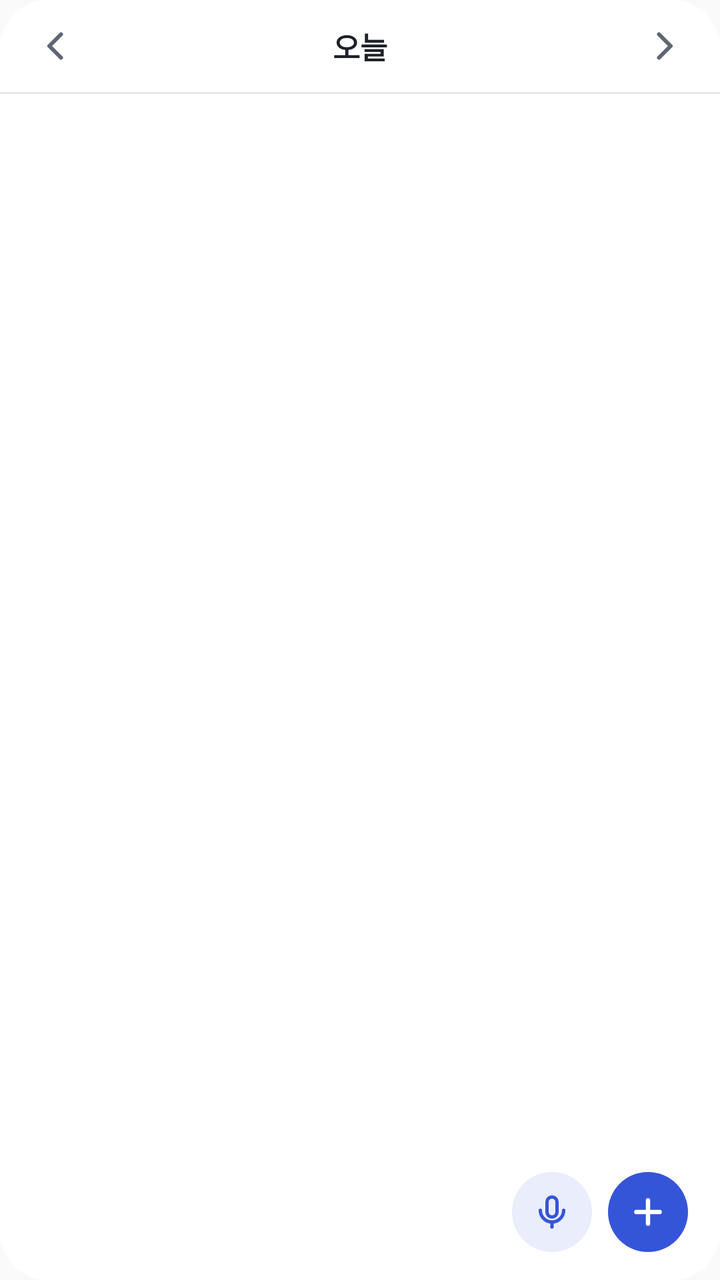
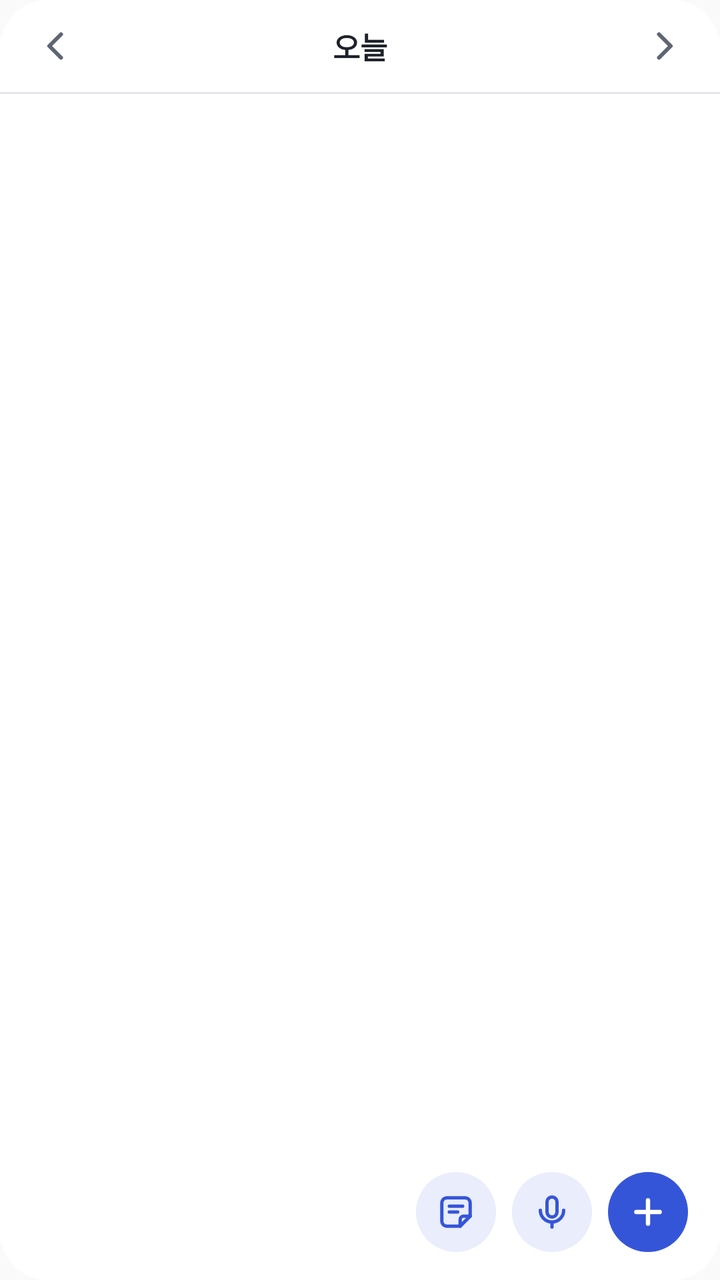

Before-and-after screenshots of an Android layout around one commit, followed by the original layout XML and the change that was made.
<!-- AndroidManifest.xml: application theme AppTheme -->
<!-- res/layout/bx_widget.xml -->
<?xml version="1.0" encoding="utf-8"?>
<LinearLayout xmlns:android="http://schemas.android.com/apk/res/android"
    android:id="@+id/w_root"
    android:layout_width="match_parent"
    android:layout_height="match_parent"
    android:background="@drawable/bx_widget_bg"
    android:orientation="vertical">

    
    <LinearLayout
        android:layout_width="match_parent"
        android:layout_height="46dp"
        android:gravity="center_vertical"
        android:orientation="horizontal"
        android:paddingLeft="6dp"
        android:paddingRight="6dp">
        <FrameLayout
            android:id="@+id/w_prev"
            android:layout_width="44dp"
            android:layout_height="46dp"
            android:contentDescription="전날">
            <ImageView
                android:layout_width="20dp"
                android:layout_height="20dp"
                android:layout_gravity="center"
                android:importantForAccessibility="no"
                android:src="@drawable/ic_widget_prev" />
        </FrameLayout>
        <TextView
            android:id="@+id/w_head"
            android:layout_width="0dp"
            android:layout_height="46dp"
            android:layout_weight="1"
            android:ellipsize="end"
            android:gravity="center"
            android:maxLines="1"
            android:text="오늘"
            android:textColor="@color/bx_w_ink"
            android:textSize="15sp"
            android:textStyle="bold" />
        <FrameLayout
            android:id="@+id/w_next"
            android:layout_width="44dp"
            android:layout_height="46dp"
            android:contentDescription="다음 날">
            <ImageView
                android:layout_width="20dp"
                android:layout_height="20dp"
                android:layout_gravity="center"
                android:importantForAccessibility="no"
                android:src="@drawable/ic_widget_next" />
        </FrameLayout>
    </LinearLayout>
    
    <FrameLayout
        android:layout_width="match_parent"
        android:layout_height="1dp"
        android:background="@color/bx_w_line" />

    <FrameLayout
        android:layout_width="match_parent"
        android:layout_height="0dp"
        android:layout_marginLeft="14dp"
        android:layout_marginTop="6dp"
        android:layout_marginRight="14dp"
        android:layout_marginBottom="12dp"
        android:layout_weight="1">
        
        <ListView
            android:id="@+id/w_list"
            android:layout_width="match_parent"
            android:layout_height="match_parent"
            android:clipToPadding="false"
            android:divider="@null"
            android:dividerHeight="0dp"
            android:fadeScrollbars="false"
            android:listSelector="@android:color/transparent"
            android:paddingBottom="40dp"
            android:scrollbarSize="3dp"
            android:scrollbarStyle="outsideOverlay"
            android:scrollbarThumbVertical="@drawable/bx_widget_thumb"
            android:scrollbars="vertical" />
        <TextView
            android:id="@+id/w_empty"
            android:layout_width="match_parent"
            android:layout_height="match_parent"
            android:gravity="center"
            android:text="일정 없음"
            android:textColor="@color/bx_w_ink2"
            android:textSize="14sp"
            android:visibility="gone" />
        
        <FrameLayout
            android:layout_width="match_parent"
            android:layout_height="52dp"
            android:layout_gravity="bottom"
            android:background="@drawable/bx_widget_fade" />
        <LinearLayout
            android:layout_width="wrap_content"
            android:layout_height="wrap_content"
            android:layout_gravity="bottom|end"
            android:orientation="horizontal">
            <FrameLayout
                android:id="@+id/w_mic"
                android:layout_width="44dp"
                android:layout_height="44dp"
                android:contentDescription="말하기 · 바로 말로 일정 추가">
                <ImageView
                    android:layout_width="40dp"
                    android:layout_height="40dp"
                    android:layout_gravity="center"
                    android:background="@drawable/bx_widget_round2"
                    android:importantForAccessibility="no"
                    android:padding="10dp"
                    android:src="@drawable/ic_widget_mic_a" />
            </FrameLayout>
            <FrameLayout
                android:id="@+id/w_add"
                android:layout_width="44dp"
                android:layout_height="44dp"
                android:layout_marginLeft="4dp"
                android:contentDescription="새 일정">
                <ImageView
                    android:layout_width="40dp"
                    android:layout_height="40dp"
                    android:layout_gravity="center"
                    android:background="@drawable/bx_widget_round"
                    android:importantForAccessibility="no"
                    android:padding="10dp"
                    android:src="@drawable/ic_widget_plus" />
            </FrameLayout>
        </LinearLayout>
    </FrameLayout>
</LinearLayout>
<!-- resources referenced by this layout -->
<resources>
  <color name="bx_w_ink">#1D2129</color>
  <color name="bx_w_ink2">#5F6673</color>
  <color name="bx_w_line">#E4E6EA</color>
  <!-- drawable bx_widget_bg (drawable) -->
  <?xml version="1.0" encoding="utf-8"?>
  <shape xmlns:android="http://schemas.android.com/apk/res/android" android:shape="rectangle">
      <solid android:color="@color/bx_w_bg" />
      <corners android:radius="24dp" />
  </shape>
  <!-- drawable bx_widget_fade (drawable) -->
  <?xml version="1.0" encoding="utf-8"?>
  <shape xmlns:android="http://schemas.android.com/apk/res/android" android:shape="rectangle">
      <gradient android:angle="90" android:startColor="@color/bx_w_bg" android:endColor="@color/bx_w_bg0" />
  </shape>
  <!-- drawable bx_widget_round (drawable) -->
  <?xml version="1.0" encoding="utf-8"?>
  <shape xmlns:android="http://schemas.android.com/apk/res/android" android:shape="oval">
      <solid android:color="@color/bx_w_btn" />
  </shape>
  <!-- drawable bx_widget_round2 (drawable) -->
  <?xml version="1.0" encoding="utf-8"?>
  <shape xmlns:android="http://schemas.android.com/apk/res/android" android:shape="oval">
      <solid android:color="@color/bx_w_btn2" />
  </shape>
  <!-- drawable bx_widget_thumb (drawable) -->
  <?xml version="1.0" encoding="utf-8"?>
  <shape xmlns:android="http://schemas.android.com/apk/res/android" android:shape="rectangle">
      <solid android:color="@color/bx_w_thumb" />
      <corners android:radius="2dp" />
      <size android:width="3dp" />
  </shape>
  <!-- drawable ic_widget_next (drawable) -->
  <vector xmlns:android="http://schemas.android.com/apk/res/android"
      android:width="24dp" android:height="24dp" android:viewportWidth="24" android:viewportHeight="24">
      <path android:fillColor="#00000000" android:strokeColor="@color/bx_w_ink2" android:strokeWidth="2.4" android:strokeLineCap="round" android:strokeLineJoin="round"
          android:pathData="M9,5l7,7l-7,7" />
  </vector>
  <!-- drawable ic_widget_plus (drawable) -->
  <vector xmlns:android="http://schemas.android.com/apk/res/android"
      android:width="24dp" android:height="24dp" android:viewportWidth="24" android:viewportHeight="24">
      <path android:fillColor="#00000000" android:strokeColor="#FFFFFF" android:strokeWidth="2.6" android:strokeLineCap="round"
          android:pathData="M12,5v14M5,12h14" />
  </vector>
  <style name="AppTheme" parent="Theme.AppCompat.Light.DarkActionBar">
          
          <item name="colorPrimary">@color/colorPrimary</item>
          <item name="colorPrimaryDark">@color/colorPrimaryDark</item>
          <item name="colorAccent">@color/colorAccent</item>
      </style>
  <color name="bx_w_bg">#FFFFFF</color>
  <color name="bx_w_bg0">#00FFFFFF</color>
  <color name="bx_w_btn">#3555D8</color>
  <color name="bx_w_btn2">#E9EDFC</color>
  <color name="bx_w_thumb">#C9CED6</color>
  <color name="bx_w_accent">#3555D8</color>
  <!-- unchanged entries left out for length: 2 -->
</resources>

<!-- the commit's change to res/layout/bx_widget.xml (unified diff, before → after) -->
@@ -101,6 +101,21 @@
             android:layout_gravity="bottom|end"
             android:orientation="horizontal">
             <FrameLayout
+                android:id="@+id/w_memo"
+                android:layout_width="44dp"
+                android:layout_height="44dp"
+                android:layout_marginRight="4dp"
+                android:contentDescription="메모 · 떠오른 것을 바로 적기">
+                <ImageView
+                    android:layout_width="40dp"
+                    android:layout_height="40dp"
+                    android:layout_gravity="center"
+                    android:background="@drawable/bx_widget_round2"
+                    android:importantForAccessibility="no"
+                    android:padding="10dp"
+                    android:src="@drawable/ic_widget_memo" />
+            </FrameLayout>
+            <FrameLayout
                 android:id="@+id/w_mic"
                 android:layout_width="44dp"
                 android:layout_height="44dp"
<!-- resource entries referenced after the edit -->
@@ -31,6 +31,17 @@
       <corners android:radius="2dp" />
       <size android:width="3dp" />
   </shape>
+  <!-- drawable ic_widget_memo (drawable) -->
+  <?xml version="1.0" encoding="utf-8"?>
+  <vector xmlns:android="http://schemas.android.com/apk/res/android"
+      android:width="24dp" android:height="24dp" android:viewportWidth="24" android:viewportHeight="24">
+      <path android:fillColor="#00000000" android:strokeColor="@color/bx_w_accent" android:strokeWidth="2" android:strokeLineCap="round" android:strokeLineJoin="round"
+          android:pathData="M14.5,20.5h-8a3,3 0,0 1,-3,-3v-11a3,3 0,0 1,3,-3h11a3,3 0,0 1,3,3v8z" />
+      <path android:fillColor="#00000000" android:strokeColor="@color/bx_w_accent" android:strokeWidth="2" android:strokeLineCap="round" android:strokeLineJoin="round"
+          android:pathData="M14.5,20.5v-4a2,2 0,0 1,2,-2h4" />
+      <path android:fillColor="#00000000" android:strokeColor="@color/bx_w_accent" android:strokeWidth="2" android:strokeLineCap="round"
+          android:pathData="M8,8.5h8M8,12h5" />
+  </vector>
   <!-- drawable ic_widget_next (drawable) -->
   <vector xmlns:android="http://schemas.android.com/apk/res/android"
       android:width="24dp" android:height="24dp" android:viewportWidth="24" android:viewportHeight="24">
